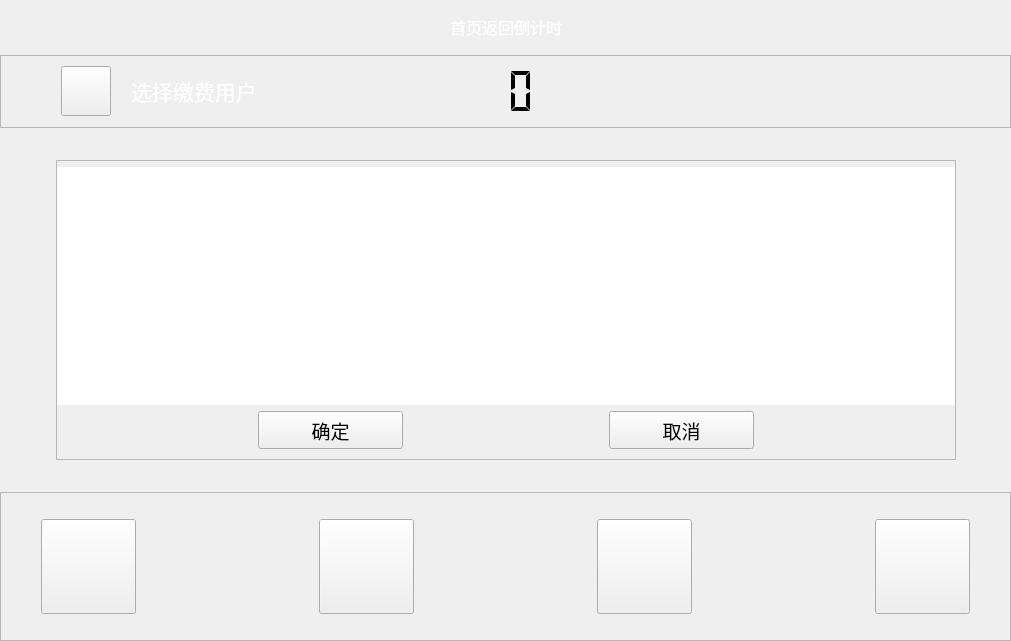
along-wds/jiaofeiji_ykgl, file choiceuser.ui: the form before one commit.
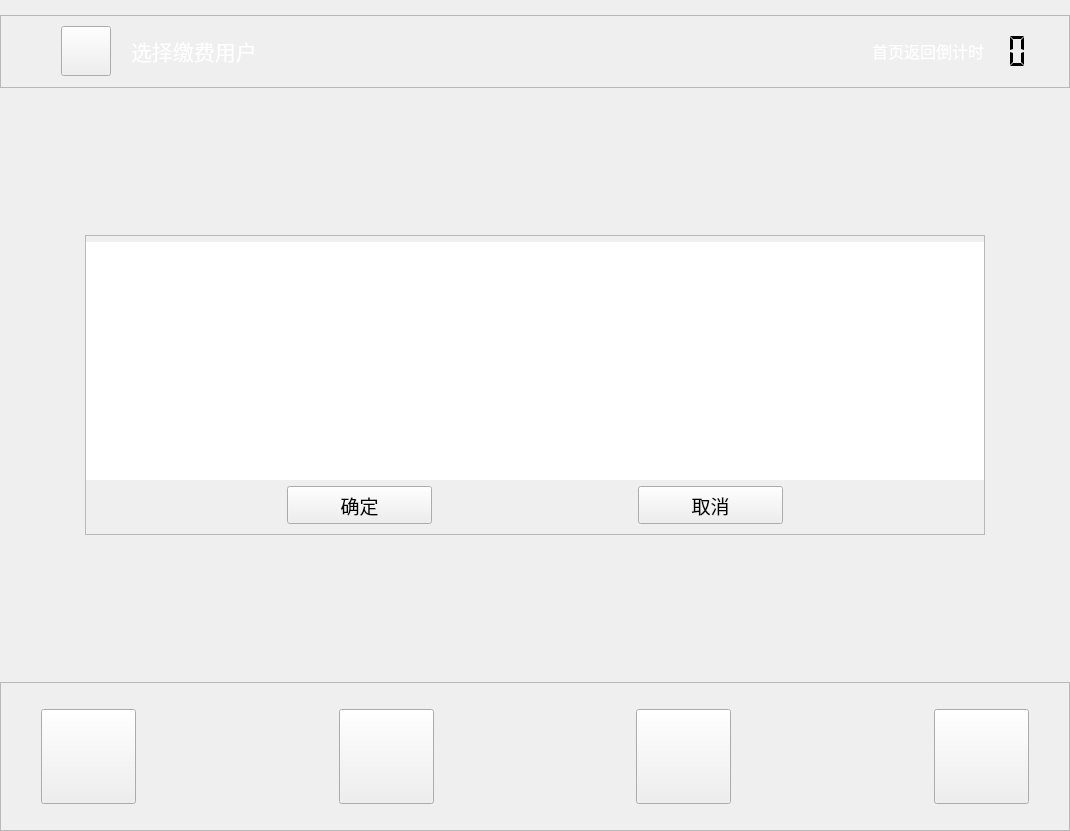
The form after the commit. Icons and pictures are not drawn.

Diff of the .ui file:
```diff
--- a/choiceuser.ui
+++ b/choiceuser.ui
@@ -6,8 +6,8 @@
    <rect>
     <x>0</x>
     <y>0</y>
-    <width>1011</width>
-    <height>641</height>
+    <width>1070</width>
+    <height>831</height>
    </rect>
   </property>
   <property name="windowTitle">
@@ -30,88 +30,20 @@
     <number>0</number>
    </property>
    <item>
-    <layout class="QHBoxLayout" name="horizontalLayout_22">
-     <item>
-      <spacer name="horizontalSpacer_18">
-       <property name="orientation">
-        <enum>Qt::Horizontal</enum>
-       </property>
-       <property name="sizeHint" stdset="0">
-        <size>
-         <width>40</width>
-         <height>20</height>
-        </size>
-       </property>
-      </spacer>
-     </item>
-     <item>
-      <spacer name="verticalSpacer_9">
-       <property name="orientation">
-        <enum>Qt::Vertical</enum>
-       </property>
-       <property name="sizeType">
-        <enum>QSizePolicy::Fixed</enum>
-       </property>
-       <property name="sizeHint" stdset="0">
-        <size>
-         <width>20</width>
-         <height>55</height>
-        </size>
-       </property>
-      </spacer>
-     </item>
-     <item>
-      <widget class="QLabel" name="label">
-       <property name="sizePolicy">
-        <sizepolicy hsizetype="Preferred" vsizetype="Preferred">
-         <horstretch>0</horstretch>
-         <verstretch>0</verstretch>
-        </sizepolicy>
-       </property>
-       <property name="font">
-        <font>
-         <family>微软雅黑</family>
-         <pointsize>12</pointsize>
-        </font>
-       </property>
-       <property name="text">
-        <string>&lt;html&gt;&lt;head/&gt;&lt;body&gt;&lt;p&gt;&lt;span style=&quot; color:#ffffff;&quot;&gt;首页返回倒计时&lt;/span&gt;&lt;/p&gt;&lt;/body&gt;&lt;/html&gt;</string>
-       </property>
-      </widget>
-     </item>
-     <item>
-      <spacer name="verticalSpacer_3">
-       <property name="orientation">
-        <enum>Qt::Vertical</enum>
-       </property>
-       <property name="sizeType">
-        <enum>QSizePolicy::Fixed</enum>
-       </property>
-       <property name="sizeHint" stdset="0">
-        <size>
-         <width>20</width>
-         <height>55</height>
-        </size>
-       </property>
-      </spacer>
-     </item>
-     <item>
-      <spacer name="horizontalSpacer_17">
-       <property name="orientation">
-        <enum>Qt::Horizontal</enum>
-       </property>
-       <property name="sizeType">
-        <enum>QSizePolicy::Expanding</enum>
-       </property>
-       <property name="sizeHint" stdset="0">
-        <size>
-         <width>15</width>
-         <height>20</height>
-        </size>
-       </property>
-      </spacer>
-     </item>
-    </layout>
+    <spacer name="verticalSpacer_2">
+     <property name="orientation">
+      <enum>Qt::Vertical</enum>
+     </property>
+     <property name="sizeType">
+      <enum>QSizePolicy::Fixed</enum>
+     </property>
+     <property name="sizeHint" stdset="0">
+      <size>
+       <width>20</width>
+       <height>15</height>
+      </size>
+     </property>
+    </spacer>
    </item>
    <item>
     <widget class="QFrame" name="frame_4">
@@ -250,6 +182,19 @@
         </property>
        </spacer>
       </item>
+      <item>
+       <widget class="QLabel" name="label">
+        <property name="font">
+         <font>
+          <family>微软雅黑</family>
+          <pointsize>12</pointsize>
+         </font>
+        </property>
+        <property name="text">
+         <string>&lt;html&gt;&lt;head/&gt;&lt;body&gt;&lt;p&gt;&lt;span style=&quot; color:#ffffff;&quot;&gt;首页返回倒计时&lt;/span&gt;&lt;/p&gt;&lt;/body&gt;&lt;/html&gt;</string>
+        </property>
+       </widget>
+      </item>
       <item>
        <widget class="QLCDNumber" name="lcdNumber">
         <property name="sizePolicy">
@@ -260,20 +205,20 @@
         </property>
         <property name="minimumSize">
          <size>
-          <width>120</width>
+          <width>50</width>
           <height>50</height>
          </size>
         </property>
         <property name="maximumSize">
          <size>
-          <width>120</width>
+          <width>50</width>
           <height>50</height>
          </size>
         </property>
         <property name="font">
          <font>
           <family>微软雅黑</family>
-          <pointsize>5</pointsize>
+          <pointsize>12</pointsize>
          </font>
         </property>
         <property name="layoutDirection">
@@ -292,7 +237,7 @@
          <enum>QFrame::Plain</enum>
         </property>
         <property name="lineWidth">
-         <number>1</number>
+         <number>0</number>
         </property>
         <property name="midLineWidth">
          <number>0</number>
@@ -309,7 +254,7 @@
        </widget>
       </item>
       <item>
-       <spacer name="verticalSpacer_2">
+       <spacer name="verticalSpacer_12">
         <property name="orientation">
          <enum>Qt::Vertical</enum>
         </property>
@@ -329,53 +274,12 @@
         <property name="orientation">
          <enum>Qt::Horizontal</enum>
         </property>
-        <property name="sizeHint" stdset="0">
-         <size>
-          <width>249</width>
-          <height>20</height>
-         </size>
-        </property>
-       </spacer>
-      </item>
-      <item>
-       <widget class="QLabel" name="label_20">
-        <property name="sizePolicy">
-         <sizepolicy hsizetype="Fixed" vsizetype="Fixed">
-          <horstretch>0</horstretch>
-          <verstretch>0</verstretch>
-         </sizepolicy>
-        </property>
-        <property name="minimumSize">
-         <size>
-          <width>168</width>
-          <height>69</height>
-         </size>
-        </property>
-        <property name="maximumSize">
-         <size>
-          <width>168</width>
-          <height>69</height>
-         </size>
-        </property>
-        <property name="styleSheet">
-         <string notr="true">border-image: url(:/image/picture/qietu/95598.png);</string>
-        </property>
-        <property name="text">
-         <string/>
-        </property>
-       </widget>
-      </item>
-      <item>
-       <spacer name="horizontalSpacer">
-        <property name="orientation">
-         <enum>Qt::Horizontal</enum>
-        </property>
         <property name="sizeType">
          <enum>QSizePolicy::Fixed</enum>
         </property>
         <property name="sizeHint" stdset="0">
          <size>
-          <width>60</width>
+          <width>15</width>
           <height>20</height>
          </size>
         </property>
```
Left out of the diff: 10 changed lines with no effect on the pictures.
